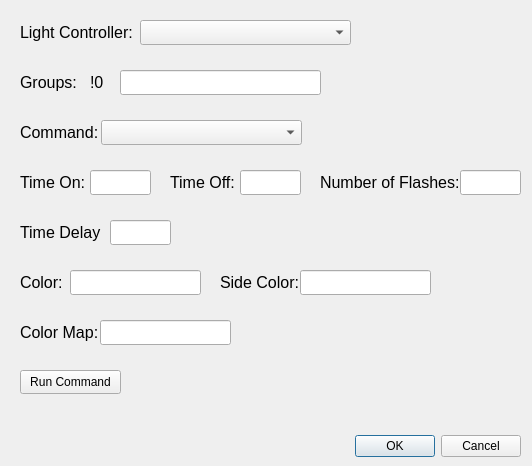
Old version of the form Windows/testLightController.ui in the repository 6Bolt/Hook-Of-The-Reaper.
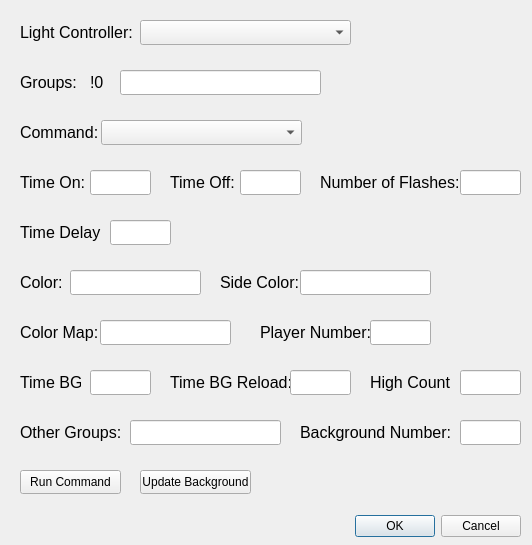
New version of the form.

Commit message: For HOTR v1.2.9 release. Fixed bugs with the light controller and switching mode for Blamcon and OpenFire. Add support for PacDrive, UHID, and Blue-HID.

What changed in the file:
```diff
--- a/Windows/testLightController.ui
+++ b/Windows/testLightController.ui
@@ -7,7 +7,7 @@
     <x>0</x>
     <y>0</y>
     <width>532</width>
-    <height>466</height>
+    <height>545</height>
    </rect>
   </property>
   <property name="windowTitle">
@@ -17,7 +17,7 @@
    <property name="geometry">
     <rect>
      <x>180</x>
-     <y>430</y>
+     <y>510</y>
      <width>341</width>
      <height>32</height>
     </rect>
@@ -383,7 +383,7 @@
    <property name="geometry">
     <rect>
      <x>20</x>
-     <y>370</y>
+     <y>470</y>
      <width>101</width>
      <height>24</height>
     </rect>
@@ -392,6 +392,217 @@
     <string>Run Command</string>
    </property>
   </widget>
+  <widget class="QLabel" name="TimeDelayBG">
+   <property name="geometry">
+    <rect>
+     <x>20</x>
+     <y>370</y>
+     <width>61</width>
+     <height>25</height>
+    </rect>
+   </property>
+   <property name="font">
+    <font>
+     <pointsize>12</pointsize>
+    </font>
+   </property>
+   <property name="text">
+    <string>Time BG:</string>
+   </property>
+  </widget>
+  <widget class="QLineEdit" name="timeDelayBGLineEdit">
+   <property name="geometry">
+    <rect>
+     <x>90</x>
+     <y>370</y>
+     <width>61</width>
+     <height>25</height>
+    </rect>
+   </property>
+   <property name="font">
+    <font>
+     <pointsize>12</pointsize>
+    </font>
+   </property>
+  </widget>
+  <widget class="QLabel" name="TimeDelayBGR">
+   <property name="geometry">
+    <rect>
+     <x>170</x>
+     <y>370</y>
+     <width>121</width>
+     <height>25</height>
+    </rect>
+   </property>
+   <property name="font">
+    <font>
+     <pointsize>12</pointsize>
+    </font>
+   </property>
+   <property name="text">
+    <string>Time BG Reload:</string>
+   </property>
+  </widget>
+  <widget class="QLineEdit" name="timeDelayBGRLineEdit">
+   <property name="geometry">
+    <rect>
+     <x>290</x>
+     <y>370</y>
+     <width>61</width>
+     <height>25</height>
+    </rect>
+   </property>
+   <property name="font">
+    <font>
+     <pointsize>12</pointsize>
+    </font>
+   </property>
+  </widget>
+  <widget class="QLabel" name="highCount">
+   <property name="geometry">
+    <rect>
+     <x>370</x>
+     <y>370</y>
+     <width>81</width>
+     <height>25</height>
+    </rect>
+   </property>
+   <property name="font">
+    <font>
+     <pointsize>12</pointsize>
+    </font>
+   </property>
+   <property name="text">
+    <string>High Count:</string>
+   </property>
+  </widget>
+  <widget class="QLineEdit" name="highCountLineEdit">
+   <property name="geometry">
+    <rect>
+     <x>460</x>
+     <y>370</y>
+     <width>61</width>
+     <height>25</height>
+    </rect>
+   </property>
+   <property name="font">
+    <font>
+     <pointsize>12</pointsize>
+    </font>
+   </property>
+  </widget>
+  <widget class="QLabel" name="otherGroupsBG">
+   <property name="geometry">
+    <rect>
+     <x>20</x>
+     <y>420</y>
+     <width>101</width>
+     <height>25</height>
+    </rect>
+   </property>
+   <property name="font">
+    <font>
+     <pointsize>12</pointsize>
+    </font>
+   </property>
+   <property name="text">
+    <string>Other Groups:</string>
+   </property>
+  </widget>
+  <widget class="QLineEdit" name="otherGroupsLineEdit">
+   <property name="geometry">
+    <rect>
+     <x>130</x>
+     <y>420</y>
+     <width>151</width>
+     <height>25</height>
+    </rect>
+   </property>
+   <property name="font">
+    <font>
+     <pointsize>12</pointsize>
+    </font>
+   </property>
+  </widget>
+  <widget class="QLabel" name="playerNumber">
+   <property name="geometry">
+    <rect>
+     <x>260</x>
+     <y>320</y>
+     <width>111</width>
+     <height>25</height>
+    </rect>
+   </property>
+   <property name="font">
+    <font>
+     <pointsize>12</pointsize>
+    </font>
+   </property>
+   <property name="text">
+    <string>Player Number:</string>
+   </property>
+  </widget>
+  <widget class="QLineEdit" name="playerNumberLineEdit">
+   <property name="geometry">
+    <rect>
+     <x>370</x>
+     <y>320</y>
+     <width>61</width>
+     <height>25</height>
+    </rect>
+   </property>
+   <property name="font">
+    <font>
+     <pointsize>12</pointsize>
+    </font>
+   </property>
+  </widget>
+  <widget class="QLabel" name="backgroundNumber">
+   <property name="geometry">
+    <rect>
+     <x>300</x>
+     <y>420</y>
+     <width>151</width>
+     <height>25</height>
+    </rect>
+   </property>
+   <property name="font">
+    <font>
+     <pointsize>12</pointsize>
+    </font>
+   </property>
+   <property name="text">
+    <string>Background Number:</string>
+   </property>
+  </widget>
+  <widget class="QLineEdit" name="backgroundLineEdit">
+   <property name="geometry">
+    <rect>
+     <x>460</x>
+     <y>420</y>
+     <width>61</width>
+     <height>25</height>
+    </rect>
+   </property>
+   <property name="font">
+    <font>
+     <pointsize>12</pointsize>
+    </font>
+   </property>
+  </widget>
+  <widget class="QPushButton" name="updateBG">
+   <property name="geometry">
+    <rect>
+     <x>140</x>
+     <y>470</y>
+     <width>111</width>
+     <height>24</height>
+    </rect>
+   </property>
+   <property name="text">
+    <string>Update Background</string>
+   </property>
+  </widget>
  </widget>
  <resources/>
  <connections>
```
The commit also changes 27 other files.
